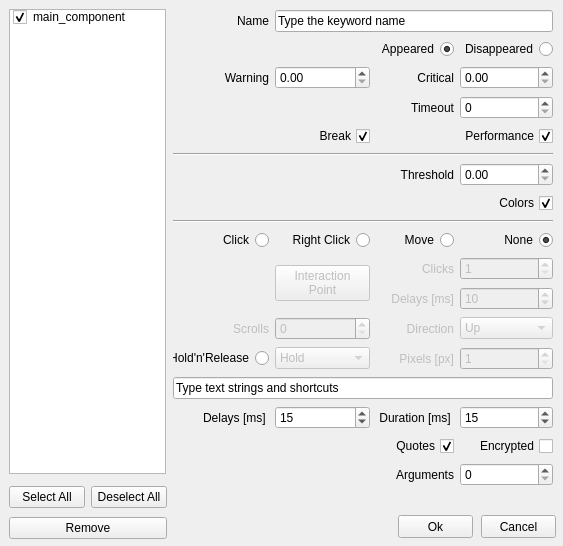
First picture: the form in alyvix/extra/robotide/qt_ui/alyvix_image_finder_properties_view.ui, repository alyvix/alyvix, before the edit.
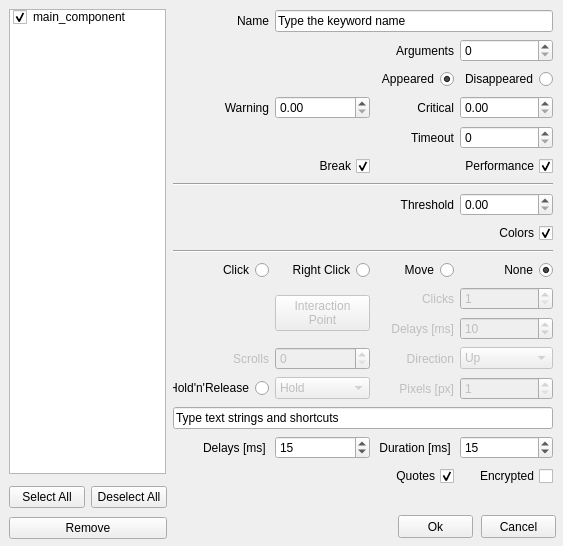
Second picture: the form after the edit.

The edit to the form file:
```diff
--- a/alyvix/extra/robotide/qt_ui/alyvix_image_finder_properties_view.ui
+++ b/alyvix/extra/robotide/qt_ui/alyvix_image_finder_properties_view.ui
@@ -163,7 +163,111 @@
      </rect>
     </property>
     <layout class="QGridLayout" name="gridLayout">
+     <item row="17" column="3">
+      <widget class="QSpinBox" name="clickdelay_spinbox">
+       <property name="enabled">
+        <bool>false</bool>
+       </property>
+       <property name="minimum">
+        <number>1</number>
+       </property>
+       <property name="maximum">
+        <number>60000</number>
+       </property>
+       <property name="value">
+        <number>10</number>
+       </property>
+      </widget>
+     </item>
+     <item row="16" column="2">
+      <widget class="QLabel" name="labelClickNumber">
+       <property name="enabled">
+        <bool>false</bool>
+       </property>
+       <property name="text">
+        <string>Clicks</string>
+       </property>
+       <property name="alignment">
+        <set>Qt::AlignRight|Qt::AlignTrailing|Qt::AlignVCenter</set>
+       </property>
+      </widget>
+     </item>
+     <item row="15" column="1">
+      <widget class="QRadioButton" name="rightclickRadio">
+       <property name="layoutDirection">
+        <enum>Qt::RightToLeft</enum>
+       </property>
+       <property name="text">
+        <string>Right Click</string>
+       </property>
+       <attribute name="buttonGroup">
+        <string notr="true">buttonGroup_2</string>
+       </attribute>
+      </widget>
+     </item>
+     <item row="15" column="2">
+      <widget class="QRadioButton" name="movemouseRadio">
+       <property name="layoutDirection">
+        <enum>Qt::RightToLeft</enum>
+       </property>
+       <property name="text">
+        <string>Move</string>
+       </property>
+       <property name="checked">
+        <bool>false</bool>
+       </property>
+       <attribute name="buttonGroup">
+        <string notr="true">buttonGroup_2</string>
+       </attribute>
+      </widget>
+     </item>
+     <item row="0" column="0">
+      <widget class="QLabel" name="labelName">
+       <property name="layoutDirection">
+        <enum>Qt::LeftToRight</enum>
+       </property>
+       <property name="text">
+        <string>Name</string>
+       </property>
+       <property name="alignment">
+        <set>Qt::AlignRight|Qt::AlignTrailing|Qt::AlignVCenter</set>
+       </property>
+      </widget>
+     </item>
+     <item row="19" column="0">
+      <widget class="QRadioButton" name="holdreleaseRadio">
+       <property name="layoutDirection">
+        <enum>Qt::RightToLeft</enum>
+       </property>
+       <property name="text">
+        <string>Hold'n'Release</string>
+       </property>
+       <attribute name="buttonGroup">
+        <string notr="true">buttonGroup_2</string>
+       </attribute>
+      </widget>
+     </item>
+     <item row="16" column="3">
+      <widget class="QSpinBox" name="clicknumber_spinbox">
+       <property name="enabled">
+        <bool>false</bool>
+       </property>
+       <property name="minimum">
+        <number>1</number>
+       </property>
+      </widget>
+     </item>
      <item row="22" column="3">
+      <widget class="QSpinBox" name="spinBoxSendKeysDuration">
+       <property name="maximum">
+        <number>60000</number>
+       </property>
+       <property name="value">
+        <number>15</number>
+       </property>
+      </widget>
+     </item>
+     <item row="23" column="3">
       <widget class="QCheckBox" name="text_encrypted">
        <property name="layoutDirection">
         <enum>Qt::RightToLeft</enum>
@@ -176,7 +280,7 @@
        </property>
       </widget>
      </item>
-     <item row="14" column="3">
+     <item row="15" column="3">
       <widget class="QRadioButton" name="dontclickRadio">
        <property name="layoutDirection">
         <enum>Qt::RightToLeft</enum>
@@ -192,7 +296,7 @@
        </attribute>
       </widget>
      </item>
-     <item row="21" column="2">
+     <item row="22" column="2">
       <widget class="QLabel" name="labelSendKeysDuration">
        <property name="text">
         <string>Duration [ms] </string>
@@ -202,7 +306,20 @@
        </property>
       </widget>
      </item>
-     <item row="21" column="1">
+     <item row="17" column="2">
+      <widget class="QLabel" name="labelClickDelay">
+       <property name="enabled">
+        <bool>false</bool>
+       </property>
+       <property name="text">
+        <string>Delays [ms]</string>
+       </property>
+       <property name="alignment">
+        <set>Qt::AlignRight|Qt::AlignTrailing|Qt::AlignVCenter</set>
+       </property>
+      </widget>
+     </item>
+     <item row="22" column="1">
       <widget class="QSpinBox" name="spinBoxSendKeysDelay">
        <property name="maximum">
         <number>60000</number>
@@ -212,7 +329,7 @@
        </property>
       </widget>
      </item>
-     <item row="22" column="2">
+     <item row="23" column="2">
       <widget class="QCheckBox" name="add_quotes">
        <property name="layoutDirection">
         <enum>Qt::RightToLeft</enum>
@@ -225,48 +342,24 @@
        </property>
       </widget>
      </item>
-     <item row="20" column="0" colspan="4">
-      <widget class="QLineEdit" name="inserttext">
-       <property name="text">
-        <string>Type text strings and shortcuts</string>
-       </property>
-      </widget>
-     </item>
-     <item row="13" column="0" colspan="4">
-      <widget class="Line" name="line_10">
-       <property name="orientation">
-        <enum>Qt::Horizontal</enum>
-       </property>
-      </widget>
-     </item>
-     <item row="6" column="0" colspan="4">
+     <item row="7" column="0" colspan="4">
       <widget class="Line" name="line_3">
        <property name="orientation">
         <enum>Qt::Horizontal</enum>
        </property>
       </widget>
      </item>
-     <item row="16" column="2">
-      <widget class="QLabel" name="labelClickDelay">
-       <property name="enabled">
-        <bool>false</bool>
+     <item row="15" column="0">
+      <widget class="QRadioButton" name="clickRadio">
+       <property name="layoutDirection">
+        <enum>Qt::RightToLeft</enum>
        </property>
        <property name="text">
-        <string>Delays [ms]</string>
+        <string>Click</string>
        </property>
-       <property name="alignment">
-        <set>Qt::AlignRight|Qt::AlignTrailing|Qt::AlignVCenter</set>
-       </property>
-      </widget>
-     </item>
-     <item row="21" column="0">
-      <widget class="QLabel" name="labelSendKeysDelay">
-       <property name="text">
-        <string>Delays [ms] </string>
-       </property>
-       <property name="alignment">
-        <set>Qt::AlignRight|Qt::AlignTrailing|Qt::AlignVCenter</set>
-       </property>
+       <attribute name="buttonGroup">
+        <string notr="true">buttonGroup_2</string>
+       </attribute>
       </widget>
      </item>
      <item row="0" column="1" colspan="3">
@@ -276,7 +369,17 @@
        </property>
       </widget>
      </item>
-     <item row="15" column="1" rowspan="2">
+     <item row="22" column="0">
+      <widget class="QLabel" name="labelSendKeysDelay">
+       <property name="text">
+        <string>Delays [ms] </string>
+       </property>
+       <property name="alignment">
+        <set>Qt::AlignRight|Qt::AlignTrailing|Qt::AlignVCenter</set>
+       </property>
+      </widget>
+     </item>
+     <item row="16" column="1" rowspan="2">
       <widget class="QPushButton" name="pushButtonXYoffset">
        <property name="enabled">
         <bool>false</bool>
@@ -287,7 +390,7 @@
        </property>
       </widget>
      </item>
-     <item row="18" column="3">
+     <item row="19" column="3">
       <widget class="QSpinBox" name="holdreleaseSpinBox">
        <property name="enabled">
         <bool>false</bool>
@@ -300,161 +403,34 @@
        </property>
       </widget>
      </item>
-     <item row="14" column="0">
-      <widget class="QRadioButton" name="clickRadio">
-       <property name="layoutDirection">
-        <enum>Qt::RightToLeft</enum>
+     <item row="14" column="0" colspan="4">
+      <widget class="Line" name="line_10">
+       <property name="orientation">
+        <enum>Qt::Horizontal</enum>
        </property>
-       <property name="text">
-        <string>Click</string>
-       </property>
-       <attribute name="buttonGroup">
-        <string notr="true">buttonGroup_2</string>
-       </attribute>
       </widget>
      </item>
-     <item row="15" column="3">
-      <widget class="QSpinBox" name="clicknumber_spinbox">
-       <property name="enabled">
-        <bool>false</bool>
-       </property>
-       <property name="minimum">
-        <number>1</number>
-       </property>
-      </widget>
-     </item>
-     <item row="18" column="0">
-      <widget class="QRadioButton" name="holdreleaseRadio">
-       <property name="layoutDirection">
-        <enum>Qt::RightToLeft</enum>
-       </property>
+     <item row="21" column="0" colspan="4">
+      <widget class="QLineEdit" name="inserttext">
        <property name="text">
-        <string>Hold'n'Release</string>
+        <string>Type text strings and shortcuts</string>
        </property>
        <attribute name="buttonGroup">
         <string notr="true">buttonGroup_2</string>
        </attribute>
       </widget>
      </item>
-     <item row="21" column="3">
-      <widget class="QSpinBox" name="spinBoxSendKeysDuration">
-       <property name="maximum">
-        <number>60000</number>
-       </property>
-       <property name="value">
-        <number>15</number>
-       </property>
-      </widget>
-     </item>
-     <item row="14" column="2">
-      <widget class="QRadioButton" name="movemouseRadio">
-       <property name="layoutDirection">
-        <enum>Qt::RightToLeft</enum>
-       </property>
+     <item row="8" column="0" colspan="3">
+      <widget class="QLabel" name="threshold_label">
        <property name="text">
-        <string>Move</string>
+        <string>Threshold</string>
        </property>
-       <property name="checked">
-        <bool>false</bool>
-       </property>
-       <attribute name="buttonGroup">
-        <string notr="true">buttonGroup_2</string>
-       </attribute>
-      </widget>
-     </item>
-     <item row="14" column="1">
-      <widget class="QRadioButton" name="rightclickRadio">
-       <property name="layoutDirection">
-        <enum>Qt::RightToLeft</enum>
-       </property>
-       <property name="text">
-        <string>Right Click</string>
-       </property>
-       <attribute name="buttonGroup">
-        <string notr="true">buttonGroup_2</string>
-       </attribute>
-      </widget>
-     </item>
-     <item row="15" column="2">
-      <widget class="QLabel" name="labelClickNumber">
-       <property name="enabled">
-        <bool>false</bool>
-       </property>
-       <property name="text">
-        <string>Clicks</string>
-       </property>
        <property name="alignment">
         <set>Qt::AlignRight|Qt::AlignTrailing|Qt::AlignVCenter</set>
        </property>
       </widget>
      </item>
-     <item row="16" column="3">
-      <widget class="QSpinBox" name="clickdelay_spinbox">
-       <property name="enabled">
-        <bool>false</bool>
-       </property>
-       <property name="minimum">
-        <number>1</number>
-       </property>
-       <property name="maximum">
-        <number>60000</number>
-       </property>
-       <property name="value">
-        <number>10</number>
-       </property>
-      </widget>
-     </item>
-     <item row="0" column="0">
-      <widget class="QLabel" name="labelName">
-       <property name="layoutDirection">
-        <enum>Qt::LeftToRight</enum>
-       </property>
-       <property name="text">
-        <string>Name</string>
-       </property>
-       <property name="alignment">
-        <set>Qt::AlignRight|Qt::AlignTrailing|Qt::AlignVCenter</set>
-       </property>
-      </widget>
-     </item>
-     <item row="18" column="1">
-      <widget class="QComboBox" name="holdreleaseComboBox">
-       <property name="enabled">
-        <bool>false</bool>
-       </property>
-       <item>
-        <property name="text">
-         <string>Hold</string>
-        </property>
-       </item>
-       <item>
-        <property name="text">
-         <string>Release</string>
-        </property>
-       </item>
-       <item>
-        <property name="text">
-         <string>Release Up</string>
-        </property>
-       </item>
-       <item>
-        <property name="text">
-         <string>Release Down</string>
-        </property>
-       </item>
-       <item>
-        <property name="text">
-         <string>Release Left</string>
-        </property>
-       </item>
-       <item>
-        <property name="text">
-         <string>Release Right</string>
-        </property>
-       </item>
-      </widget>
-     </item>
-     <item row="18" column="2">
+     <item row="19" column="2">
       <widget class="QLabel" name="labelPixels">
        <property name="enabled">
         <bool>false</bool>
@@ -467,7 +443,14 @@
        </property>
       </widget>
      </item>
-     <item row="17" column="3">
+     <item row="18" column="1">
+      <widget class="QSpinBox" name="spinBoxScrolls">
+       <property name="enabled">
+        <bool>false</bool>
+       </property>
+      </widget>
+     </item>
+     <item row="18" column="3">
       <widget class="QComboBox" name="comboBoxScrolls">
        <property name="enabled">
         <bool>false</bool>
@@ -494,14 +477,7 @@
        </item>
       </widget>
      </item>
-     <item row="17" column="1">
-      <widget class="QSpinBox" name="spinBoxScrolls">
-       <property name="enabled">
-        <bool>false</bool>
-       </property>
-      </widget>
-     </item>
-     <item row="17" column="2">
+     <item row="18" column="2">
       <widget class="QLabel" name="labelDirectionScroll">
        <property name="enabled">
         <bool>false</bool>
@@ -517,20 +493,44 @@
        </property>
       </widget>
      </item>
-     <item row="17" column="0">
-      <widget class="QLabel" name="scrollsLabel">
+     <item row="19" column="1">
+      <widget class="QComboBox" name="holdreleaseComboBox">
        <property name="enabled">
         <bool>false</bool>
        </property>
-       <property name="text">
-        <string>Scrolls</string>
-       </property>
-       <property name="alignment">
-        <set>Qt::AlignRight|Qt::AlignTrailing|Qt::AlignVCenter</set>
-       </property>
+       <item>
+        <property name="text">
+         <string>Hold</string>
+        </property>
+       </item>
+       <item>
+        <property name="text">
+         <string>Release</string>
+        </property>
+       </item>
+       <item>
+        <property name="text">
+         <string>Release Up</string>
+        </property>
+       </item>
+       <item>
+        <property name="text">
+         <string>Release Down</string>
+        </property>
+       </item>
+       <item>
+        <property name="text">
+         <string>Release Left</string>
+        </property>
+       </item>
+       <item>
+        <property name="text">
+         <string>Release Right</string>
+        </property>
+       </item>
       </widget>
      </item>
-     <item row="1" column="2">
+     <item row="2" column="2">
       <widget class="QRadioButton" name="wait_radio">
        <property name="layoutDirection">
         <enum>Qt::RightToLeft</enum>
@@ -546,7 +546,20 @@
        </attribute>
       </widget>
      </item>
-     <item row="1" column="3">
+     <item row="18" column="0">
+      <widget class="QLabel" name="scrollsLabel">
+       <property name="enabled">
+        <bool>false</bool>
+       </property>
+       <property name="text">
+        <string>Scrolls</string>
+       </property>
+       <property name="alignment">
+        <set>Qt::AlignRight|Qt::AlignTrailing|Qt::AlignVCenter</set>
+       </property>
+      </widget>
+     </item>
+     <item row="2" column="3">
       <widget class="QRadioButton" name="wait_disapp_radio">
        <property name="layoutDirection">
         <enum>Qt::RightToLeft</enum>
@@ -562,7 +575,7 @@
        </attribute>
       </widget>
      </item>
-     <item row="3" column="2">
+     <item row="4" column="2">
       <widget class="QLabel" name="timeout_label">
        <property name="text">
         <string>Timeout</string>
@@ -572,14 +585,24 @@
        </property>
       </widget>
      </item>
-     <item row="3" column="3">
+     <item row="3" column="2">
+      <widget class="QLabel" name="labelCritical">
+       <property name="text">
+        <string>Critical</string>
+       </property>
+       <property name="alignment">
+        <set>Qt::AlignRight|Qt::AlignTrailing|Qt::AlignVCenter</set>
+       </property>
+      </widget>
+     </item>
+     <item row="4" column="3">
       <widget class="QSpinBox" name="timeout_spinbox">
        <property name="maximum">
         <number>999999</number>
        </property>
       </widget>
      </item>
-     <item row="2" column="3">
+     <item row="3" column="3">
       <widget class="QDoubleSpinBox" name="doubleSpinBoxCritical">
        <property name="maximum">
         <double>9999.989999999999782</double>
@@ -589,17 +612,7 @@
        </property>
       </widget>
      </item>
-     <item row="2" column="2">
-      <widget class="QLabel" name="labelCritical">
-       <property name="text">
-        <string>Critical</string>
-       </property>
-       <property name="alignment">
-        <set>Qt::AlignRight|Qt::AlignTrailing|Qt::AlignVCenter</set>
-       </property>
-      </widget>
-     </item>
-     <item row="2" column="1">
+     <item row="3" column="1">
       <widget class="QDoubleSpinBox" name="doubleSpinBoxWarning">
        <property name="maximum">
         <double>9999.989999999999782</double>
@@ -609,20 +622,7 @@
        </property>
       </widget>
      </item>
-     <item row="4" column="0" colspan="2">
-      <widget class="QCheckBox" name="timeout_exception">
-       <property name="layoutDirection">
-        <enum>Qt::RightToLeft</enum>
-       </property>
-       <property name="text">
-        <string>Break</string>
-       </property>
-       <property name="checked">
-        <bool>true</bool>
-       </property>
-      </widget>
-     </item>
-     <item row="2" column="0">
+     <item row="3" column="0">
       <widget class="QLabel" name="labelWarning">
        <property name="text">
         <string>Warning</string>
@@ -632,7 +632,17 @@
        </property>
       </widget>
      </item>
-     <item row="4" column="2" colspan="2">
+     <item row="8" column="3">
+      <widget class="QDoubleSpinBox" name="doubleSpinBoxThreshold">
+       <property name="maximum">
+        <double>1.000000000000000</double>
+       </property>
+       <property name="singleStep">
+        <double>0.050000000000000</double>
+       </property>
+      </widget>
+     </item>
+     <item row="5" column="2" colspan="2">
       <widget class="QCheckBox" name="checkBoxEnablePerformance">
        <property name="layoutDirection">
         <enum>Qt::RightToLeft</enum>
@@ -645,7 +655,20 @@
        </property>
       </widget>
      </item>
-     <item row="8" column="3">
+     <item row="5" column="0" colspan="2">
+      <widget class="QCheckBox" name="timeout_exception">
+       <property name="layoutDirection">
+        <enum>Qt::RightToLeft</enum>
+       </property>
+       <property name="text">
+        <string>Break</string>
+       </property>
+       <property name="checked">
+        <bool>true</bool>
+       </property>
+      </widget>
+     </item>
+     <item row="9" column="3">
       <widget class="QCheckBox" name="checkBoxMatchColors">
        <property name="layoutDirection">
         <enum>Qt::RightToLeft</enum>
@@ -658,17 +681,10 @@
        </property>
       </widget>
      </item>
-     <item row="7" column="3">
-      <widget class="QDoubleSpinBox" name="doubleSpinBoxThreshold">
-       <property name="maximum">
-        <double>1.000000000000000</double>
-       </property>
-       <property name="singleStep">
-        <double>0.050000000000000</double>
-       </property>
-      </widget>
+     <item row="1" column="3">
+      <widget class="QSpinBox" name="spinBoxArgs"/>
      </item>
-     <item row="23" column="2">
+     <item row="1" column="2">
       <widget class="QLabel" name="labelArgs">
        <property name="text">
         <string>Arguments</string>
@@ -678,19 +694,6 @@
        </property>
       </widget>
      </item>
-     <item row="23" column="3">
-      <widget class="QSpinBox" name="spinBoxArgs"/>
-     </item>
-     <item row="7" column="0" colspan="3">
-      <widget class="QLabel" name="threshold_label">
-       <property name="text">
-        <string>Threshold</string>
-       </property>
-       <property name="alignment">
-        <set>Qt::AlignRight|Qt::AlignTrailing|Qt::AlignVCenter</set>
-       </property>
-      </widget>
-     </item>
     </layout>
    </widget>
   </widget>
```
Left out of the diff: 3 changed lines with no effect on the pictures.
